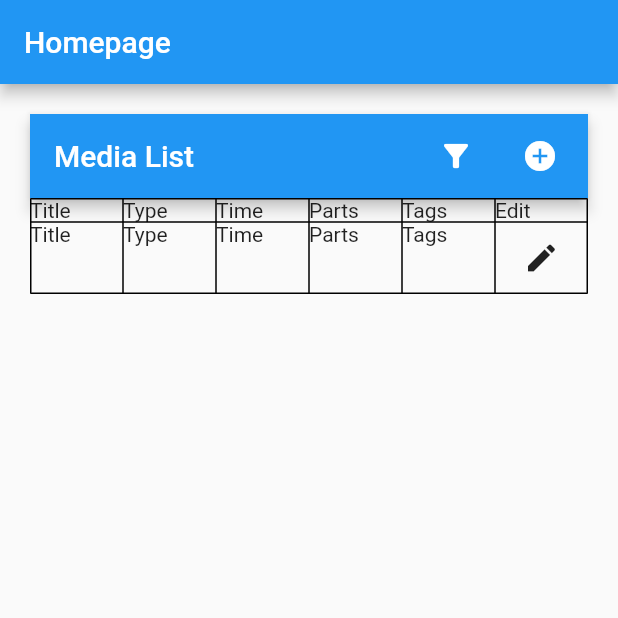
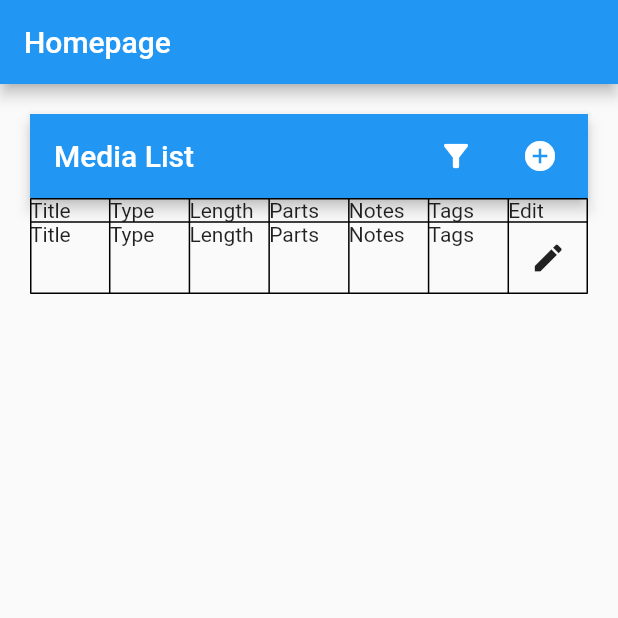
Before and after one commit to faithcoslett/tag-team, a Flutter app: the screen it shows after launch, on a phone screen of 412 x 824 dp, the top half of it. Run offline on Flutter 3.47's test engine with Material 2 defaults, Android fonts, the phone set to English and light mode, and no system bars; our stand-ins replace isar; accounts and stored records are empty; generated files the repository leaves out were written again; statements that could not run were skipped.

Commit message:
unify database design

```diff
--- a/code/tagteam/lib/Title.dart
+++ b/code/tagteam/lib/Title.dart
@@ -12,8 +12,11 @@ part 'Title.g.dart';
 class Title {
   int id = Isar.autoIncrement;
   String? titleText;
-  //because of this we will have to do linkproperty.load and linkproperty.save later on because they are lazy >:(
+  String? type;     // media type, book/show/podcast/movie/etc
+  String? length;   // length of media, String leaves it open for user to either use "long/medium/short" values or
+                    // specify hours and minutes
+  int? parts;       // the number of parts, if it's a series
+  String? notes;    // open space for user to leave any note on the entry
+  // vvvvv because of this we will have to do linkproperty.load and linkproperty.save later on because they are lazy >:(
   final tag = IsarLinks<Tag>();
-  DateTime? time;
-  String? notes;
 }
--- a/code/tagteam/lib/main.dart
+++ b/code/tagteam/lib/main.dart
@@ -78,10 +78,13 @@ class MediaTable extends StatelessWidget {
                           child: Text('Type'),
                         ),
                         TableCell(
-                          child: Text('Time'),
+                          child: Text('Length'),
                         ),
                         TableCell(
                           child: Text('Parts'),
+                        ),
+                        TableCell(
+                          child: Text('Notes'),
                         ),
                         TableCell(
                           child: Text('Tags'),
@@ -98,10 +101,13 @@ class MediaTable extends StatelessWidget {
                           child: Text('Type'),
                         ),
                         TableCell(
-                          child: Text('Time'),
+                          child: Text('Length'),
                         ),
                         TableCell(
                           child: Text('Parts'),
+                        ),
+                        TableCell(
+                          child: Text('Notes'),
                         ),
                         TableCell(
                           child: Text('Tags'),
```
Also changed, not shown: code/tagteam/lib/Title.g.dart.
